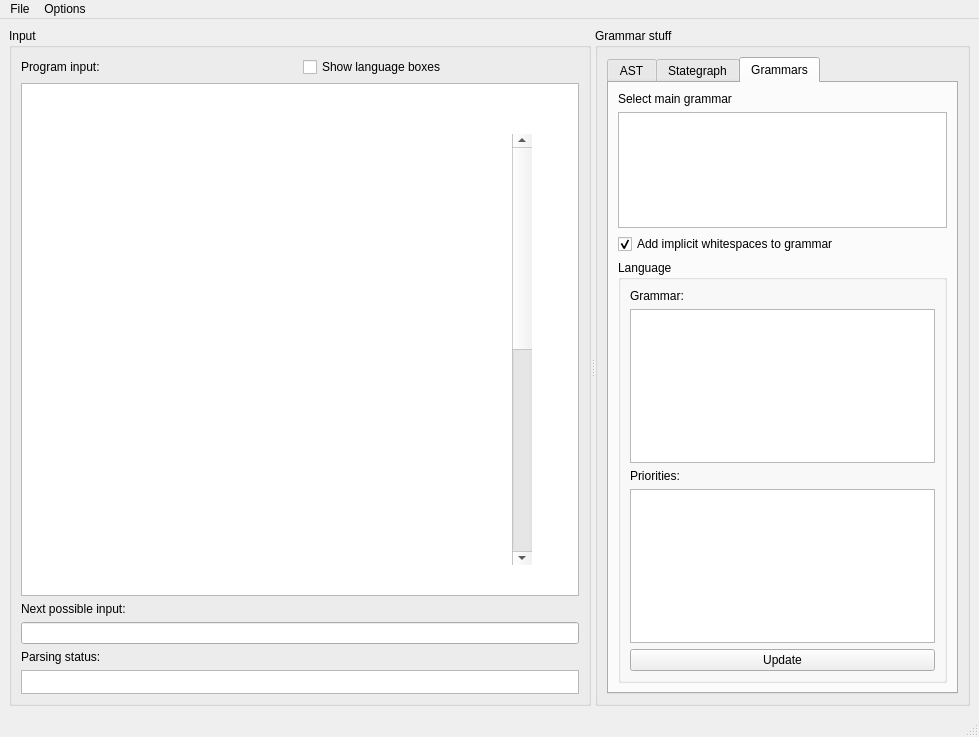
First picture: the form in node_editor/gui.ui, repository softdevteam/eco, before the edit.
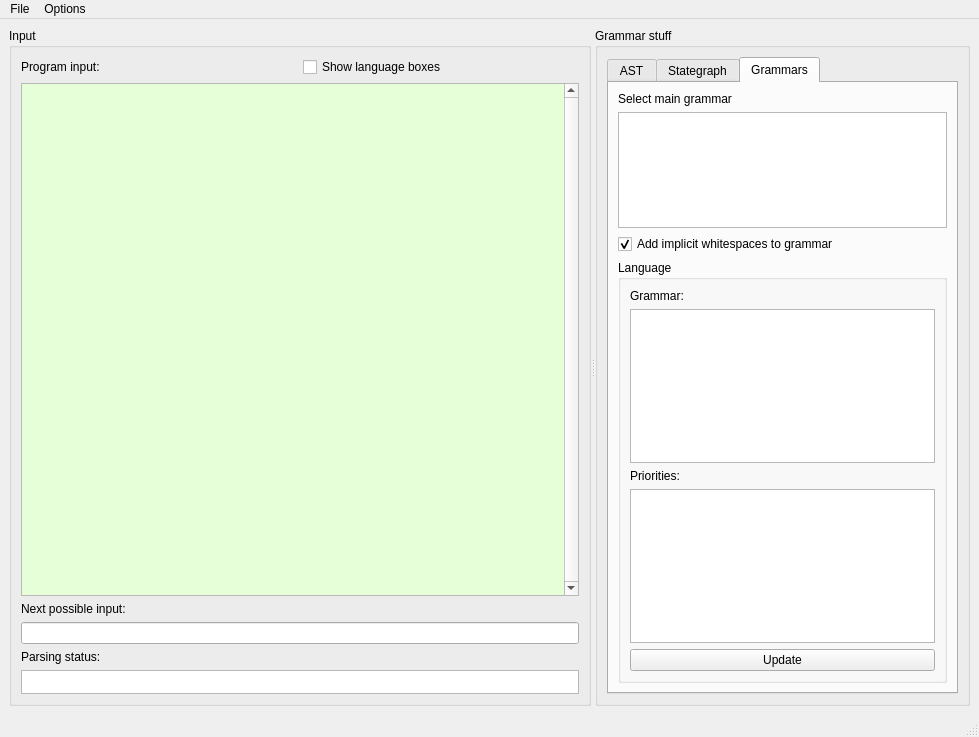
Second picture: the form after the edit. Custom widgets are drawn as their Qt base class.

```diff
--- a/node_editor/gui.ui
+++ b/node_editor/gui.ui
@@ -60,6 +60,12 @@
           <property name="frameShape">
            <enum>QFrame::StyledPanel</enum>
           </property>
+          <property name="verticalScrollBarPolicy">
+           <enum>Qt::ScrollBarAlwaysOn</enum>
+          </property>
+          <property name="horizontalScrollBarPolicy">
+           <enum>Qt::ScrollBarAlwaysOff</enum>
+          </property>
           <property name="widgetResizable">
            <bool>true</bool>
           </property>
@@ -71,7 +77,7 @@
             <rect>
              <x>0</x>
              <y>0</y>
-             <width>516</width>
+             <width>501</width>
              <height>507</height>
             </rect>
            </property>
@@ -117,9 +123,9 @@
                  <colorrole role="Window">
                   <brush brushstyle="SolidPattern">
                    <color alpha="255">
-                    <red>255</red>
+                    <red>230</red>
                     <green>255</green>
-                    <blue>255</blue>
+                    <blue>216</blue>
                    </color>
                   </brush>
                  </colorrole>
@@ -137,9 +143,9 @@
                  <colorrole role="Window">
                   <brush brushstyle="SolidPattern">
                    <color alpha="255">
-                    <red>255</red>
+                    <red>230</red>
                     <green>255</green>
-                    <blue>255</blue>
+                    <blue>216</blue>
                    </color>
                   </brush>
                  </colorrole>
@@ -148,18 +154,18 @@
                  <colorrole role="Base">
                   <brush brushstyle="SolidPattern">
                    <color alpha="255">
-                    <red>255</red>
+                    <red>230</red>
                     <green>255</green>
-                    <blue>255</blue>
+                    <blue>216</blue>
                    </color>
                   </brush>
                  </colorrole>
                  <colorrole role="Window">
                   <brush brushstyle="SolidPattern">
                    <color alpha="255">
-                    <red>255</red>
+                    <red>230</red>
                     <green>255</green>
-                    <blue>255</blue>
+                    <blue>216</blue>
                    </color>
                   </brush>
                  </colorrole>
@@ -184,22 +190,6 @@
               <property name="frameShadow">
                <enum>QFrame::Sunken</enum>
               </property>
-              <widget class="QScrollBar" name="verticalScrollBar">
-               <property name="geometry">
-                <rect>
-                 <x>490</x>
-                 <y>50</y>
-                 <width>20</width>
-                 <height>431</height>
-                </rect>
-               </property>
-               <property name="maximum">
-                <number>10</number>
-               </property>
-               <property name="orientation">
-                <enum>Qt::Vertical</enum>
-               </property>
-              </widget>
              </widget>
             </item>
            </layout>
@@ -543,6 +533,12 @@
    <header>nodeeditor</header>
    <container>1</container>
   </customwidget>
+  <customwidget>
+   <class>ScopeScrollArea</class>
+   <extends>QScrollArea</extends>
+   <header>nodeeditor</header>
+   <container>1</container>
+  </customwidget>
  </customwidgets>
  <resources/>
  <connections/>
```
Left out of the diff: 2 changed lines with no effect on the pictures.
